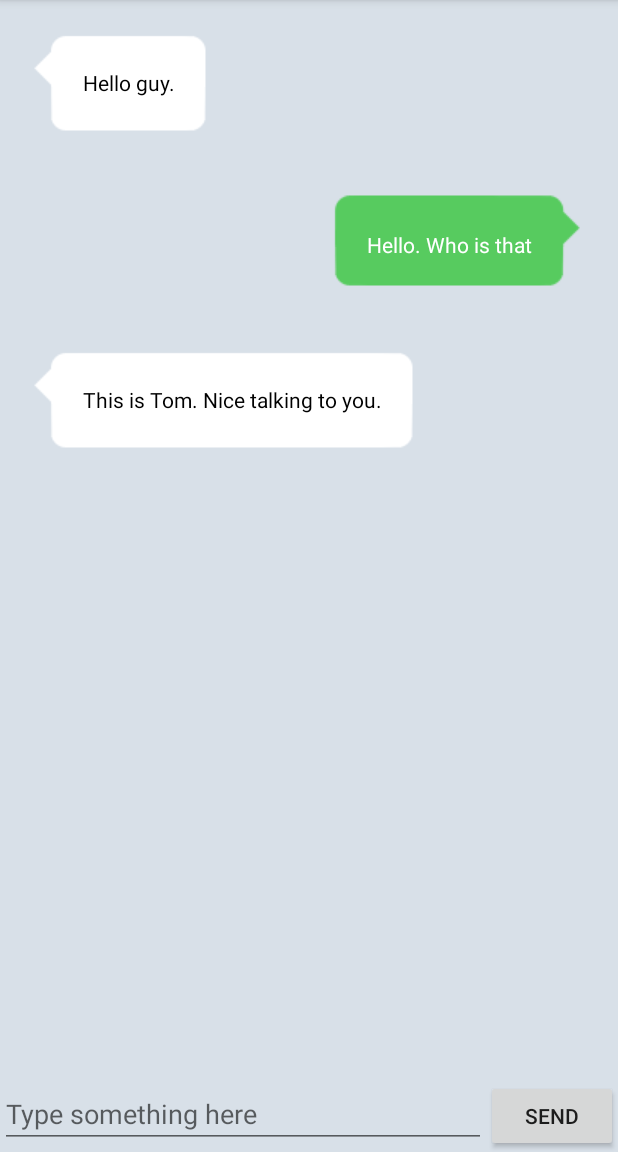
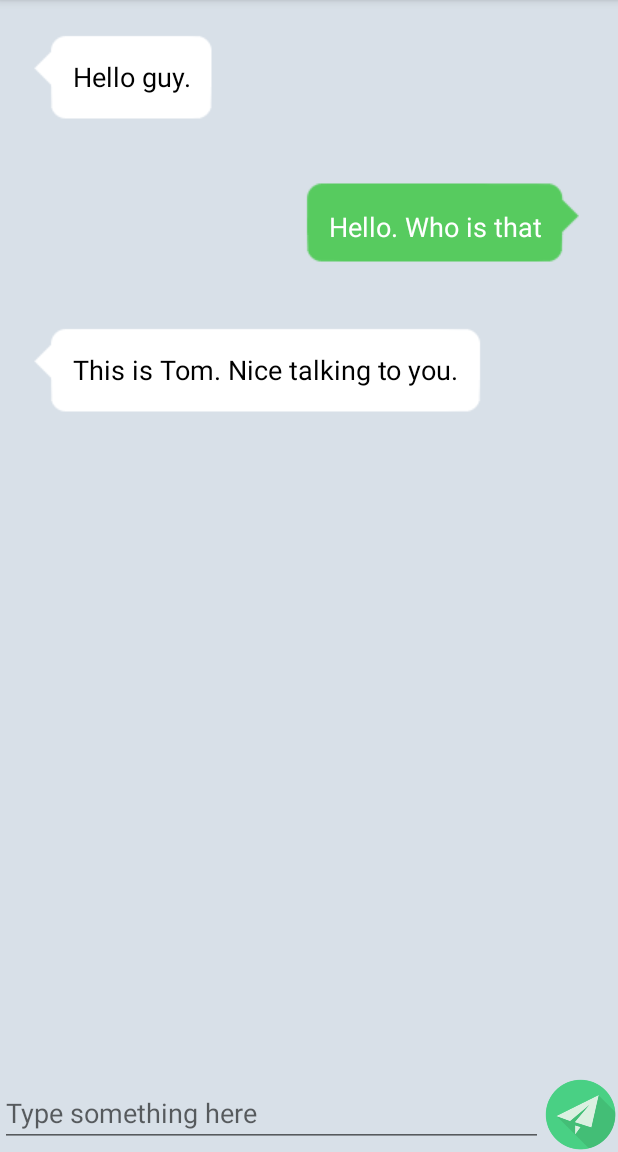
Before and after one commit to Shouduo/UIBestPractice, an Android app: the screen it shows after launch (MainActivity), on a phone screen of 412 x 824 dp, the part 84-1236 px from its top. Run offline under Robolectric (Android 15) with nearby library versions, the phone set to English and light mode, and no system bars.

Commit message:
change send button style

```diff
--- a/app/src/main/res/layout/activity_main.xml
+++ b/app/src/main/res/layout/activity_main.xml
@@ -21,13 +21,14 @@
             android:layout_width="0dp"
             android:layout_height="wrap_content"
             android:layout_weight="1"
+            android:textSize="18sp"
             android:hint="Type something here"
             android:maxLines="2" />
 
         <Button
             android:id="@+id/send"
-            android:layout_width="wrap_content"
-            android:layout_height="wrap_content"
-            android:text="Send" />
+            android:layout_width="50dp"
+            android:layout_height="50dp"
+            android:background="@drawable/send" />
     </LinearLayout>
 </LinearLayout>
--- a/app/src/main/res/layout/msg_item.xml
+++ b/app/src/main/res/layout/msg_item.xml
@@ -17,7 +17,8 @@
             android:layout_width="wrap_content"
             android:layout_height="wrap_content"
             android:layout_gravity="center"
-            android:layout_margin="12dp"
+            android:layout_margin="5dp"
+            android:textSize="18sp"
             android:textColor="#000"/>
 
     </LinearLayout>
@@ -34,7 +35,8 @@
             android:layout_width="wrap_content"
             android:layout_height="wrap_content"
             android:layout_gravity="center"
-            android:layout_margin="12dp"
+            android:layout_margin="5dp"
+            android:textSize="18sp"
             android:textColor="#fff"/>
 
     </LinearLayout>
```
Also changed, not shown: app/src/main/res/drawable/send.png (added), 6 other files.
